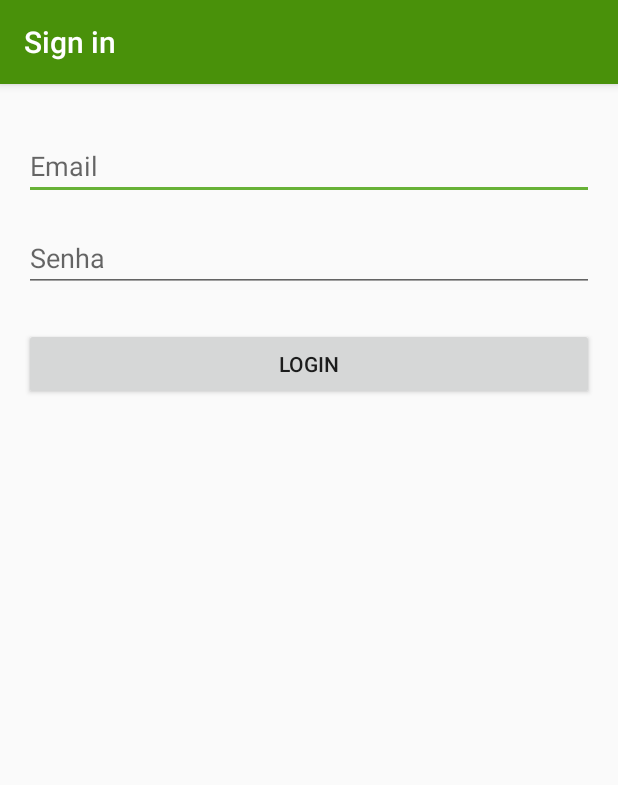
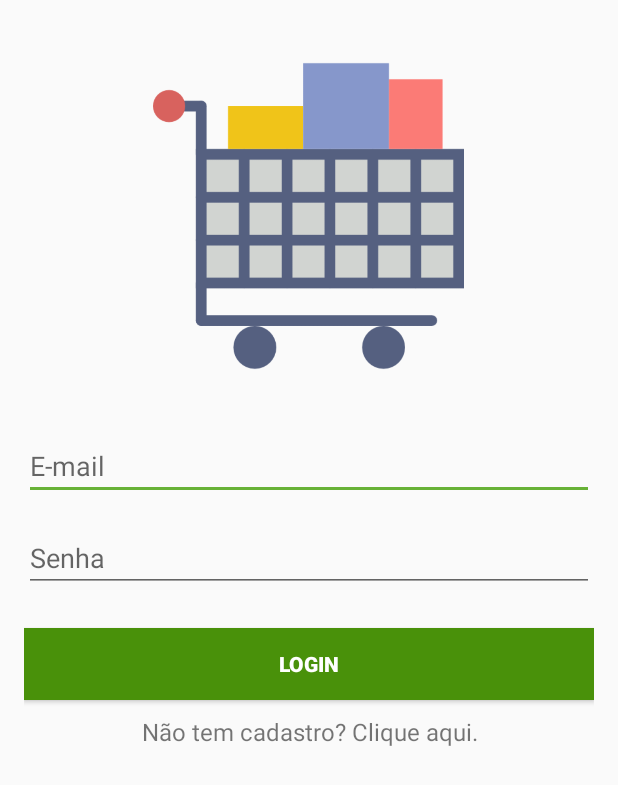
Before and after one commit to Hugofsp93/listadecompras-android, an Android app: the LoginActivity screen opened directly, with no data from a screen before it, on a phone screen of 412 x 824 dp. Shown: the top 785 px of the screen. Run offline under Robolectric (Android 15) with nearby library versions, the phone set to English and light mode, and no system bars.

Commit message:
activity login, signup and settings

```diff
--- a/app/src/main/java/com/example/listadecompras/Activities/LoginActivity.java
+++ b/app/src/main/java/com/example/listadecompras/Activities/LoginActivity.java
@@ -1,72 +1,51 @@
 package com.example.listadecompras.Activities;
 
-import android.animation.Animator;
-import android.animation.AnimatorListenerAdapter;
-import android.annotation.TargetApi;
-import android.content.pm.PackageManager;
-import android.support.annotation.NonNull;
-import android.support.design.widget.Snackbar;
+import android.content.Intent;
 import android.support.v7.app.AppCompatActivity;
-import android.app.LoaderManager.LoaderCallbacks;
+import android.os.Bundle;
+import android.view.View;
+import android.view.Window;
+import android.view.WindowManager;
+import android.widget.EditText;
 
-import android.content.CursorLoader;
-import android.content.Loader;
-import android.database.Cursor;
-import android.net.Uri;
-import android.os.AsyncTask;
-
-import android.os.Build;
-import android.os.Bundle;
-import android.provider.ContactsContract;
-import android.text.TextUtils;
-import android.view.KeyEvent;
-import android.view.View;
-import android.view.View.OnClickListener;
-import android.view.inputmethod.EditorInfo;
-import android.widget.ArrayAdapter;
-import android.widget.AutoCompleteTextView;
-import android.widget.Button;
-import android.widget.EditText;
-import android.widget.TextView;
-
-import java.util.ArrayList;
-import java.util.List;
-
+import com.example.listadecompras.MainActivity;
 import com.example.listadecompras.R;
-
-import static android.Manifest.permission.READ_CONTACTS;
-
 
 public class LoginActivity extends AppCompatActivity  {
 
-
-
-    private EditText edtEmail;
-    private EditText edtPassword;
-
-
+//    private EditText edtEmail;
+//    private EditText edtPassword;
 
     @Override
     protected void onCreate(Bundle savedInstanceState) {
+
+        requestWindowFeature(Window.FEATURE_NO_TITLE);
+        getWindow().setFlags(WindowManager.LayoutParams.FLAG_FULLSCREEN, WindowManager.LayoutParams.FLAG_FULLSCREEN);
+        getSupportActionBar().hide();
+
         super.onCreate(savedInstanceState);
         setContentView(R.layout.activity_login);
 
 
-        edtEmail = findViewById(R.id.edtEmail);
-        edtPassword =  findViewById(R.id.edtPassword);
+//        edtEmail = findViewById(R.id.edtEmail);
+//        edtPassword =  findViewById(R.id.edtPassword);
 
     }
 
     public void buttonLogin(View v){
-        String email = edtEmail.getText().toString();
-        String password = edtPassword.getText().toString();
-        if ((!email.isEmpty()) && (!password.isEmpty())){
+//        String email = edtEmail.getText().toString();
+//        String password = edtPassword.getText().toString();
+//        if ((!email.isEmpty()) && (!password.isEmpty())){
+//
+//
+//        }
+        Intent intent = new Intent(this, MainActivity.class);
+        startActivity(intent);
+    }
 
-
-
-
-
-        }
+    public void goSignUp(View v){
+        Intent intent = new Intent(this, SignUpActivity.class);
+        startActivity(intent);
     }
 
 
--- a/app/src/main/res/layout/activity_login.xml
+++ b/app/src/main/res/layout/activity_login.xml
@@ -1,5 +1,6 @@
 <?xml version="1.0" encoding="utf-8"?>
 <LinearLayout xmlns:android="http://schemas.android.com/apk/res/android"
+    xmlns:app="http://schemas.android.com/apk/res-auto"
     xmlns:tools="http://schemas.android.com/tools"
     android:layout_width="match_parent"
     android:layout_height="match_parent"
@@ -20,13 +21,19 @@
         android:layout_marginBottom="8dp"
         android:visibility="gone" />
 
+    <ImageView
+        android:id="@+id/imageView2"
+        android:layout_width="207dp"
+        android:layout_height="256dp"
+        app:srcCompat="@drawable/cart" />
+
     <EditText
         android:id="@+id/edtEmail"
         android:layout_width="match_parent"
         android:layout_height="wrap_content"
         android:layout_marginTop="16dp"
         android:ems="10"
-        android:hint="Email"
+        android:hint="E-mail"
         android:inputType="textEmailAddress" />
 
     <EditText
@@ -43,8 +50,22 @@
         android:layout_width="match_parent"
         android:layout_height="wrap_content"
         android:layout_marginTop="24dp"
+        android:background="@color/colorPrimary"
         android:onClick="buttonLogin"
-        android:text="Login" />
+        android:text="Login"
+        android:textColor="@android:color/white"
+        android:textColorLink="@color/colorAccent"
+        android:textStyle="bold" />
 
+    <TextView
+        android:id="@+id/link_signup"
+        android:layout_width="fill_parent"
+        android:layout_height="wrap_content"
+        android:layout_marginTop="10dp"
+        android:layout_marginBottom="24dp"
+        android:gravity="center"
+        android:text="Não tem cadastro? Clique aqui."
+        android:onClick="goSignUp"
+        android:textSize="16dip" />
 
 </LinearLayout>
```
Also changed, not shown: app/src/main/AndroidManifest.xml (+3 -14 lines), app/src/main/java/com/example/listadecompras/Activities/SignUpActivity.java (added, +25 -0 lines), app/src/main/java/com/example/listadecompras/Activities/SplashActivity.java (+7 -9 lines), app/src/main/java/com/example/listadecompras/MainActivity.java (+0 -28 lines), app/src/main/res/layout/activity_sign_up.xml (added, +104 -0 lines), app/src/main/res/layout/activity_splash.xml (+18 -2 lines).
